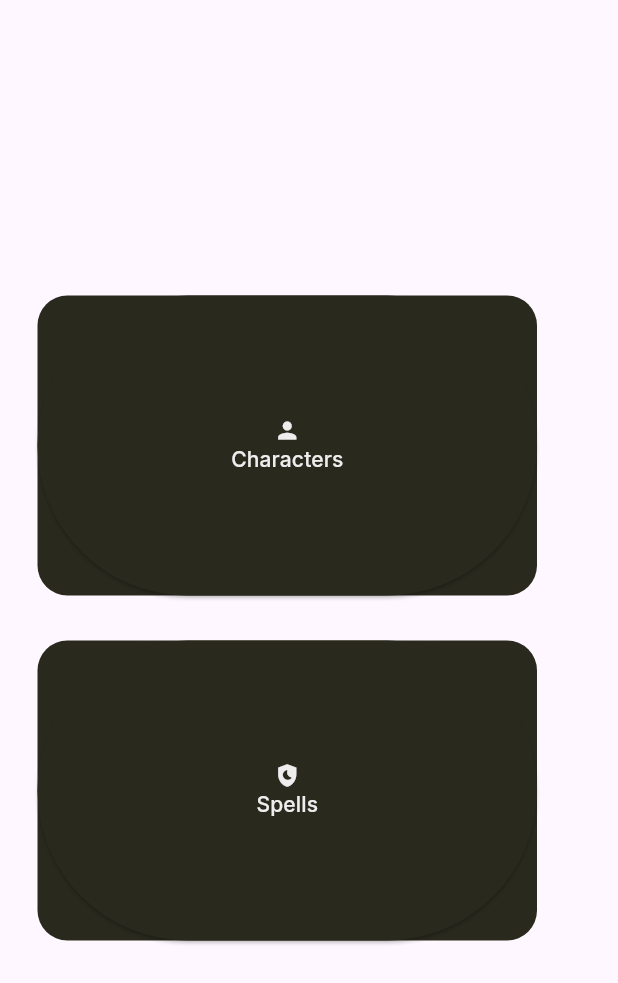
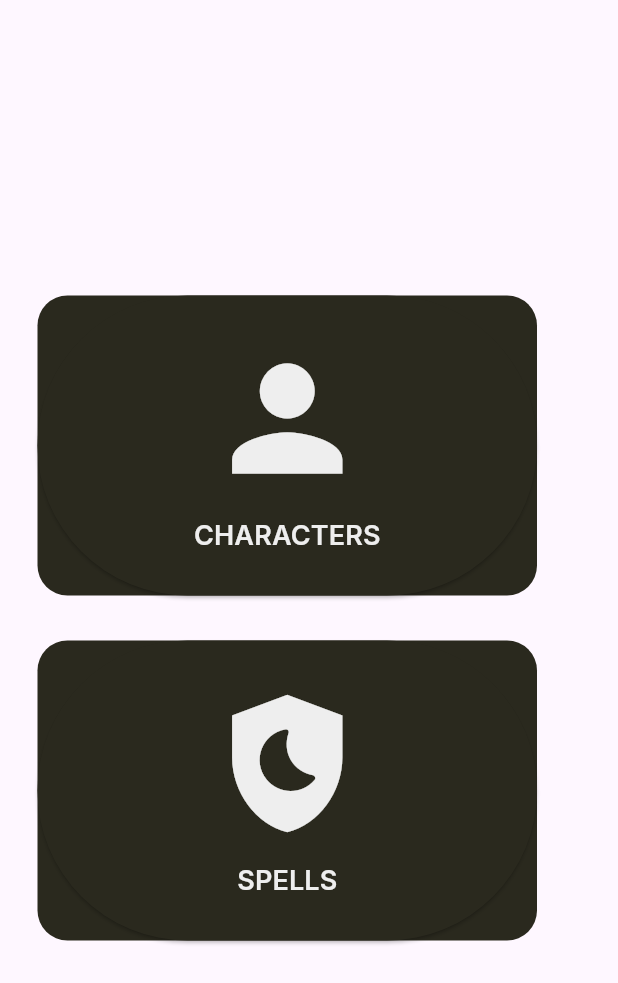
Before and after one commit to RizkyFirman00/Assesment_HNI, a Flutter app: the screen it shows after launch, on a phone screen of 412 x 824 dp. Shown: the top 983 px of the screen. Run offline on Flutter 3.47's test engine with Material 3 defaults, Android fonts, the light colour scheme and no system bars; our stand-ins replace dio, get, google_fonts; missing offline and left inert: simple_logger.

Commit message:
Styling Finishing

```diff
--- a/lib/view/pages/main_menu.dart
+++ b/lib/view/pages/main_menu.dart
@@ -20,12 +20,12 @@ class _HomeState extends State<Home> {
         child: Padding(
           padding: const EdgeInsets.all(25.0),
           child: Column(
-            // crossAxisAlignment: CrossAxisAlignment.center,
+            crossAxisAlignment: CrossAxisAlignment.center,
             mainAxisAlignment: MainAxisAlignment.center,
             children: [
               BigButton(
                 icon: Icons.person,
-                text: "Characters",
+                text: "CHARACTERS",
                 onPressed: () {
                   Navigator.push(context,
                       MaterialPageRoute(builder: (context) => const ChooseHouse()));
@@ -34,10 +34,10 @@ class _HomeState extends State<Home> {
               const SizedBox(height: 30),
               BigButton(
                 icon: Icons.shield_moon,
-                text: "Spells",
+                text: "SPELLS",
                 onPressed: () {
                   Navigator.push(context,
-                      MaterialPageRoute(builder: (context) => ListSpells()));
+                      MaterialPageRoute(builder: (context) => const ListSpells()));
                 },
               ),
             ],
--- a/lib/view/widgets/big_button.dart
+++ b/lib/view/widgets/big_button.dart
@@ -30,8 +30,9 @@ class BigButton extends StatelessWidget {
         child: Column(
           mainAxisAlignment: MainAxisAlignment.center,
           children: [
-            Icon(icon),
-            Text(text),
+            Icon(icon, size: 110,),
+            SizedBox(height: 10),
+            Text(text,style: TextStyle(fontSize: 18, fontWeight: FontWeight.w600,),),
           ],
         ),
       ),
```
Also changed, not shown: lib/view/pages/spells_list_page.dart (+50 -7 lines), lib/view/widgets/characters_list.dart (+18 -5 lines).
